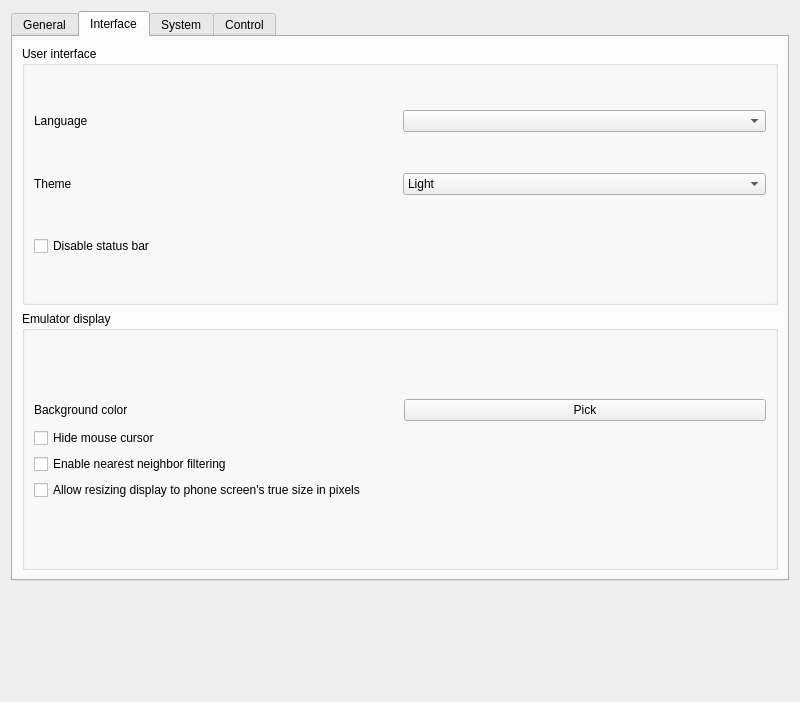
Old version of the form src/emu/qt/src/settings_dialog.ui in the repository EKA2L1/EKA2L1.
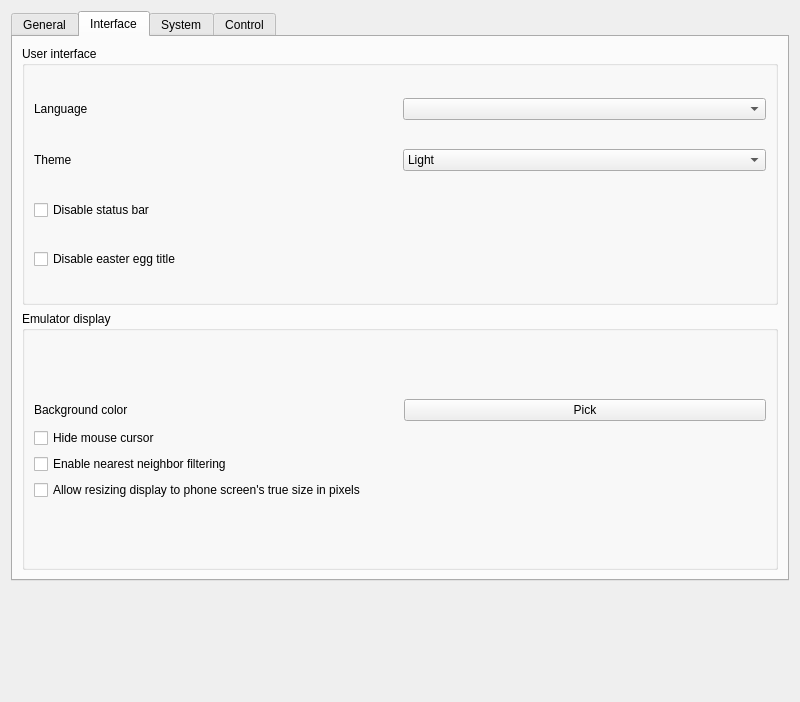
New version of the form. The open tabs and pages were chosen to show the change.

Commit message: qt: Add ability to disable easter egg window title

The edit to the form file:
```diff
--- a/src/emu/qt/src/settings_dialog.ui
+++ b/src/emu/qt/src/settings_dialog.ui
@@ -400,7 +400,7 @@
          <property name="title">
           <string>User interface</string>
          </property>
-         <layout class="QGridLayout" name="gridLayout_4" rowstretch="1,1,1">
+         <layout class="QGridLayout" name="gridLayout_4" rowstretch="1,0,0,0">
           <item row="1" column="0">
            <layout class="QHBoxLayout" name="interface_theme_layout">
             <item>
@@ -426,6 +426,13 @@
             </item>
            </layout>
           </item>
+          <item row="2" column="0">
+           <widget class="QCheckBox" name="interface_status_bar_checkbox">
+            <property name="text">
+             <string>Disable status bar</string>
+            </property>
+           </widget>
+          </item>
           <item row="0" column="0">
            <layout class="QHBoxLayout" name="interface_language_layout">
             <item>
@@ -440,10 +447,16 @@
             </item>
            </layout>
           </item>
-          <item row="2" column="0">
-           <widget class="QCheckBox" name="interface_status_bar_checkbox">
+          <item row="3" column="0">
+           <widget class="QCheckBox" name="interface_disable_easter_egg_title_checkbox">
+            <property name="toolTip">
+             <string>Enable this will make window has the constant name of &quot;EKA2L1&quot;, with no additional info.</string>
+            </property>
+            <property name="statusTip">
+             <string/>
+            </property>
             <property name="text">
-             <string>Disable status bar</string>
+             <string>Disable easter egg title</string>
             </property>
            </widget>
           </item>
```
Left out of the diff: 2 changed lines with no effect on the pictures. The commit also changes 8 other files.
